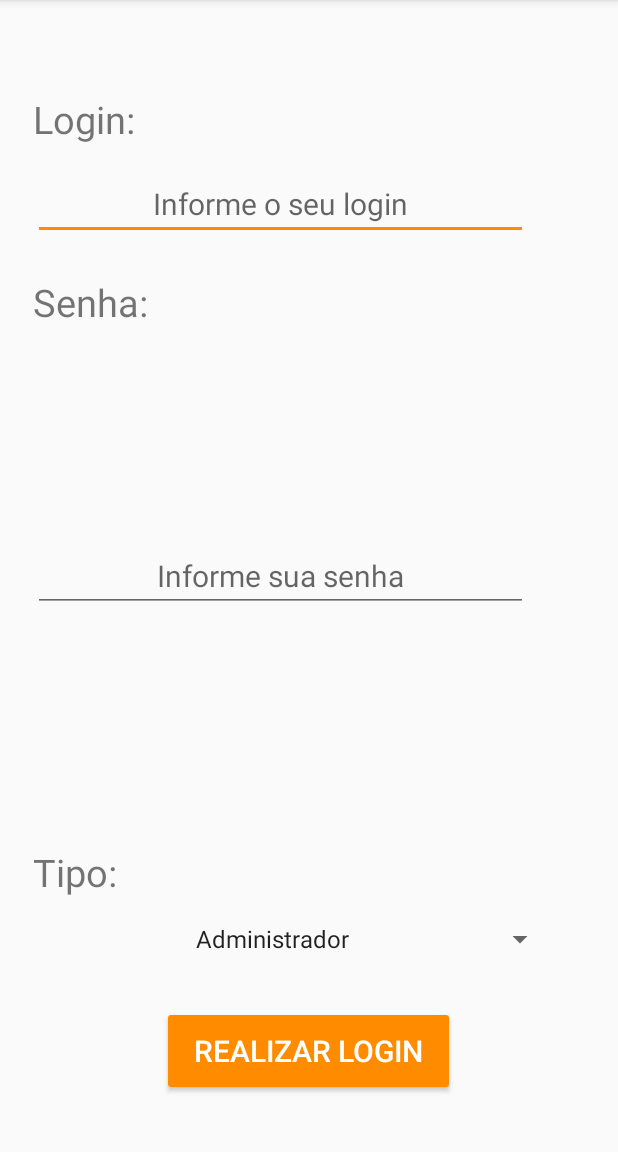
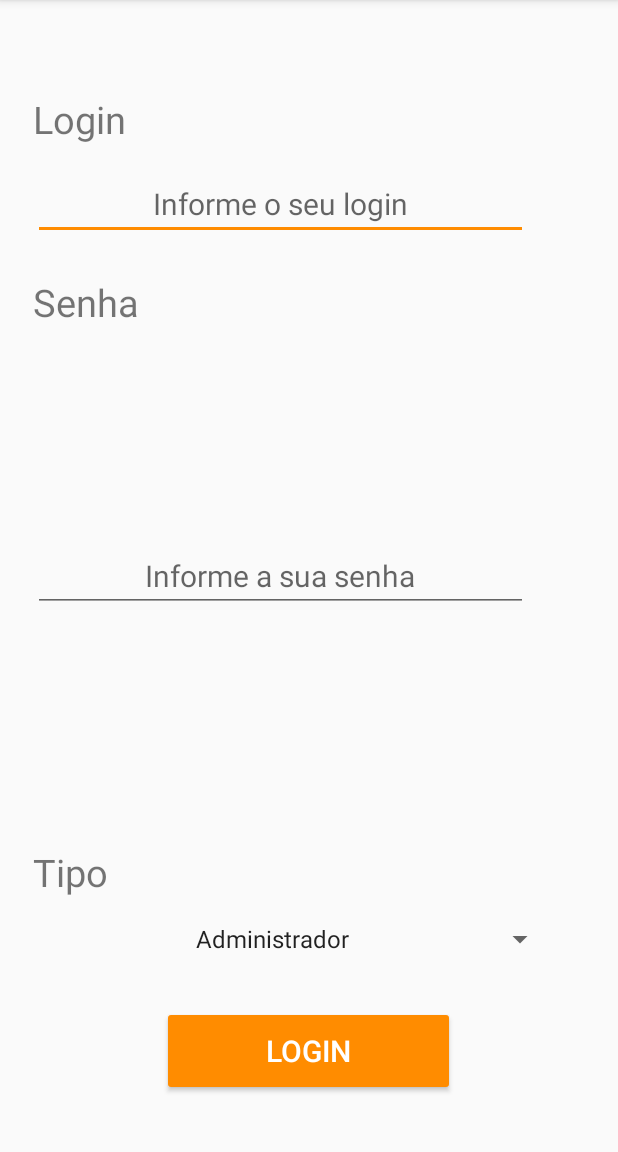
Before and after one commit to rodrigobentorodrigues/business-manager, an Android app: the screen it shows after launch (LoginActivity), after a tap on "REALIZAR LOGIN", on a phone screen of 412 x 824 dp, the part 84-1236 px from its top. Run offline under Robolectric (Android 15) with nearby library versions, the phone set to English and light mode, and no system bars.

Commit message:
Alterado imagens e textos do layout

```diff
--- a/app/src/main/AndroidManifest.xml
+++ b/app/src/main/AndroidManifest.xml
@@ -9,14 +9,14 @@
         android:roundIcon="@drawable/logo3"
         android:supportsRtl="true"
         android:theme="@style/AppTheme">
-        <activity android:name=".MainActivity">
+        <activity android:name=".views.MainActivity">
             <intent-filter>
                 <action android:name="android.intent.action.MAIN" />
                 <category android:name="android.intent.category.LAUNCHER" />
             </intent-filter>
         </activity>
-        <activity android:name=".LoginActivity" />
-        <activity android:name=".CadastroActivity"></activity>
+        <activity android:name=".views.LoginActivity" />
+        <activity android:name=".views.CadastroActivity"></activity>
     </application>
 
 </manifest>
--- a/app/src/main/java/bm/pdm/ifpb/com/businessmanager/MainActivity.java
+++ /dev/null
@@ -1,39 +0,0 @@
-package bm.pdm.ifpb.com.businessmanager;
-
-import android.content.Intent;
-import android.support.v7.app.AppCompatActivity;
-import android.os.Bundle;
-import android.util.Log;
-import android.view.View;
-import android.widget.Button;
-
-public class MainActivity extends AppCompatActivity {
-
-    private Button botaoLogin, botaoCadastro;
-
-    @Override
-    protected void onCreate(Bundle savedInstanceState) {
-        super.onCreate(savedInstanceState);
-        setContentView(R.layout.activity_main);
-        //
-        this.botaoLogin = findViewById(R.id.botaoLogin);
-        this.botaoCadastro = findViewById(R.id.botaoCad);
-        //
-        botaoLogin.setOnClickListener(new View.OnClickListener() {
-            @Override
-            public void onClick(View v) {
-                Intent intentLogin = new Intent(MainActivity.this,
-                        LoginActivity.class);
-                startActivity(intentLogin);
-            }
-        });
-        botaoCadastro.setOnClickListener(new View.OnClickListener() {
-            @Override
-            public void onClick(View v) {
-                Intent intentCadastro = new Intent(MainActivity.this,
-                        CadastroActivity.class);
-                startActivity(intentCadastro);
-            }
-        });
-    }
-}
--- a/app/src/main/java/bm/pdm/ifpb/com/businessmanager/LoginActivity.java
+++ b/app/src/main/java/bm/pdm/ifpb/com/businessmanager/views/LoginActivity.java
@@ -1,9 +1,11 @@
-package bm.pdm.ifpb.com.businessmanager;
+package bm.pdm.ifpb.com.businessmanager.views;
 
 import android.support.v7.app.AppCompatActivity;
 import android.os.Bundle;
 import android.widget.ArrayAdapter;
 import android.widget.Spinner;
+
+import bm.pdm.ifpb.com.businessmanager.R;
 
 public class LoginActivity extends AppCompatActivity {
 
--- a/app/src/main/res/layout/activity_login.xml
+++ b/app/src/main/res/layout/activity_login.xml
@@ -4,59 +4,59 @@
     xmlns:tools="http://schemas.android.com/tools"
     android:layout_width="match_parent"
     android:layout_height="match_parent"
-    tools:context=".LoginActivity">
+    tools:context=".views.LoginActivity">
 
 
     <TextView
         android:id="@+id/textView5"
         android:layout_width="wrap_content"
         android:layout_height="wrap_content"
+        android:layout_alignParentLeft="true"
         android:layout_alignParentStart="true"
         android:layout_alignParentTop="true"
+        android:layout_marginLeft="22dp"
         android:layout_marginStart="22dp"
         android:layout_marginTop="62dp"
-        android:text="Login:"
-        android:textSize="25sp"
-        android:layout_alignParentLeft="true"
-        android:layout_marginLeft="22dp" />
+        android:text="@string/login"
+        android:textSize="25sp" />
 
     <TextView
         android:id="@+id/textView6"
         android:layout_width="wrap_content"
         android:layout_height="wrap_content"
+        android:layout_alignLeft="@+id/textView5"
         android:layout_alignParentTop="true"
         android:layout_alignStart="@+id/textView5"
         android:layout_marginTop="184dp"
-        android:text="Senha:"
-        android:textSize="25sp"
-        android:layout_alignLeft="@+id/textView5" />
+        android:text="@string/senha"
+        android:textSize="25sp" />
 
     <EditText
         android:id="@+id/editText"
         android:layout_width="330dp"
         android:layout_height="wrap_content"
+        android:layout_alignLeft="@+id/textView5"
         android:layout_alignParentTop="true"
         android:layout_alignStart="@+id/textView5"
         android:layout_marginTop="112dp"
         android:ems="10"
-        android:hint="Informe o seu login"
+        android:hint="@string/info_login"
         android:inputType="textPersonName"
         android:textAlignment="center"
-        android:textSize="20sp"
-        android:layout_alignLeft="@+id/textView5" />
+        android:textSize="20sp" />
 
     <EditText
         android:id="@+id/editText2"
         android:layout_width="330dp"
         android:layout_height="wrap_content"
+        android:layout_alignLeft="@+id/textView5"
         android:layout_alignStart="@+id/textView5"
         android:layout_centerVertical="true"
         android:ems="10"
-        android:hint="Informe sua senha"
+        android:hint="@string/info_senha"
         android:inputType="textPassword"
         android:textAlignment="center"
-        android:textSize="20sp"
-        android:layout_alignLeft="@+id/textView5" />
+        android:textSize="20sp" />
 
     <Spinner
         android:id="@+id/spinner"
@@ -71,12 +71,12 @@
         android:id="@+id/textView7"
         android:layout_width="wrap_content"
         android:layout_height="wrap_content"
+        android:layout_alignLeft="@+id/textView5"
         android:layout_alignParentBottom="true"
         android:layout_alignStart="@+id/textView5"
         android:layout_marginBottom="169dp"
-        android:text="Tipo:"
-        android:textSize="25sp"
-        android:layout_alignLeft="@+id/textView5" />
+        android:text="@string/tipo"
+        android:textSize="25sp" />
 
     <Button
         android:id="@+id/button"
@@ -86,7 +86,7 @@
         android:layout_alignParentBottom="true"
         android:layout_centerHorizontal="true"
         android:layout_marginBottom="37dp"
-        android:text="Realizar Login"
+        android:text="@string/login"
         android:textSize="20sp" />
 
 
--- a/app/src/main/res/layout/activity_main.xml
+++ b/app/src/main/res/layout/activity_main.xml
@@ -4,7 +4,7 @@
     xmlns:tools="http://schemas.android.com/tools"
     android:layout_width="match_parent"
     android:layout_height="match_parent"
-    tools:context=".MainActivity">
+    tools:context=".views.MainActivity">
 
     <ImageView
         android:id="@+id/imageView"
--- a/app/src/main/res/values/strings.xml
+++ b/app/src/main/res/values/strings.xml
@@ -2,9 +2,15 @@
     <string name="app_name">Business Manager</string>
     <string name="logo">Logo</string>
     <string name="btn_login">REALIZAR LOGIN</string>
+    <string name="login">Login</string>
+    <string name="senha">Senha</string>
+    <string name="tipo">Tipo</string>
+    <string name="info_login">Informe o seu login</string>
+    <string name="info_senha">Informe a sua senha</string>
     <string name="btn_cad">CADASTRAR</string>
-    <string name="adm">Administrador</string>
+    <string name="adm">Patrão</string>
     <string name="func">Funcionário</string>
+    <string name="foto">Avatar</string>
     <string name="escolha">Escolha seu tipo de cadastro</string>
     <string name="escolher">Escolher</string>
 </resources>
```
Also changed, not shown: app/src/main/java/bm/pdm/ifpb/com/businessmanager/views/CadastroActivity.java (renamed from app/src/main/java/bm/pdm/ifpb/com/businessmanager/CadastroActivity.java, +6 -21 lines), app/src/main/java/bm/pdm/ifpb/com/businessmanager/views/MainActivity.java (added, +76 -0 lines), app/src/main/res/layout/activity_cadastro.xml (+12 -10 lines), app/src/main/res/drawable/funcionario.png (deleted), app/src/main/res/drawable/patrao.png (deleted), app/src/main/res/drawable/patrao3.png (added), app/src/main/res/drawable/teste.png (added), app/src/main/res/drawable/teste2.png (added).
